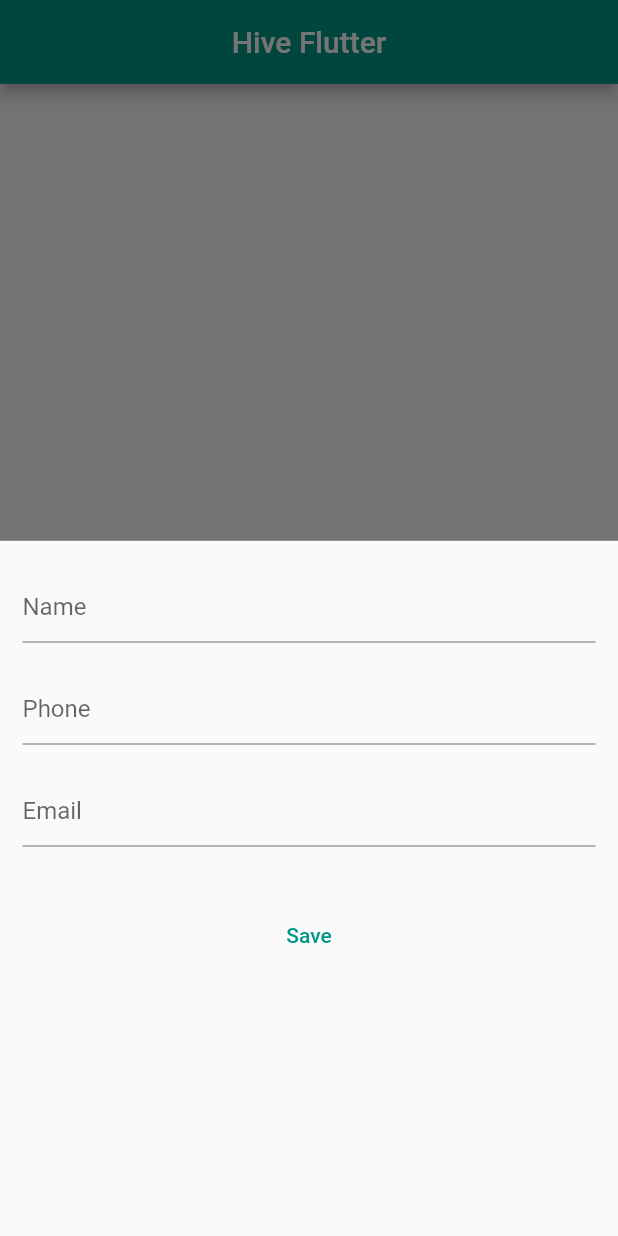
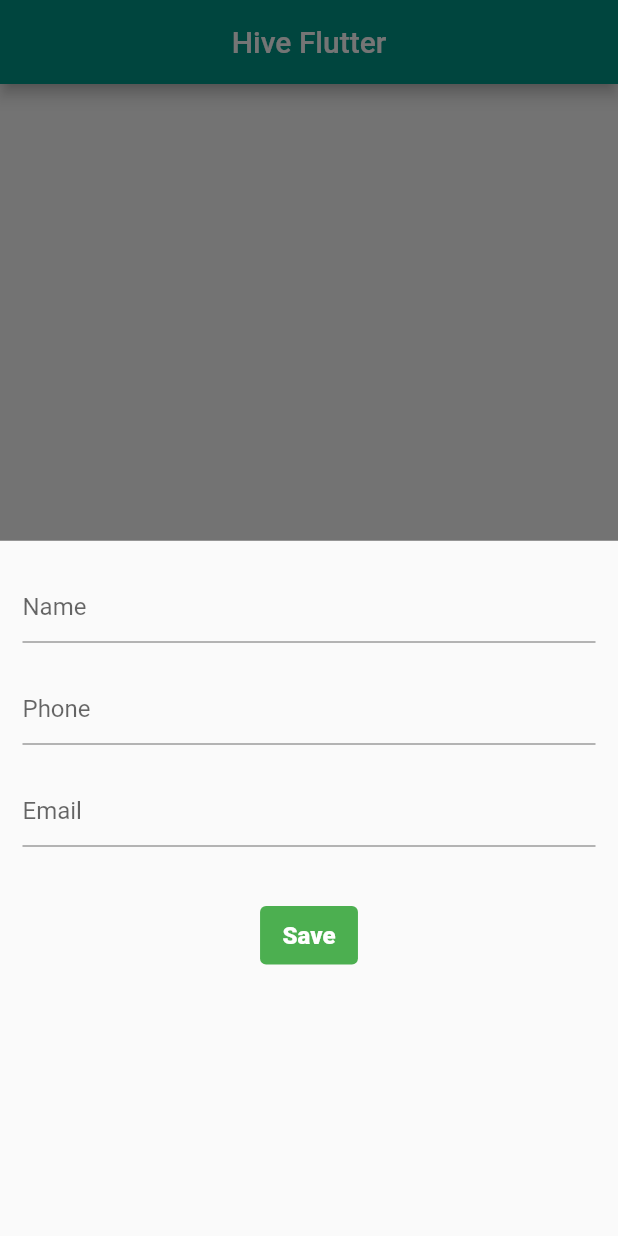
Before and after one commit to Zobayer-Mahmud/Crud_Hive, a Flutter app: the screen it shows after launch, after a tap on the "add" icon, on a phone screen of 412 x 824 dp. Run offline on Flutter 3.47's test engine with Material 2 defaults, Android fonts, the phone set to English and light mode, and no system bars; our stand-ins replace hive_flutter; accounts and stored records are empty.

Commit message:
show modal bottom sheet

```diff
--- a/lib/show_model_bottom_sheet.dart
+++ b/lib/show_model_bottom_sheet.dart
@@ -39,12 +39,27 @@ class openBottomSheet {
                   ),
                   Center(
                     child: TextButton(
+                      style: ButtonStyle(
+                        padding: MaterialStateProperty.all(
+                          const EdgeInsets.symmetric(
+                              horizontal: 15, vertical: 10),
+                        ),
+                        backgroundColor:
+                            MaterialStatePropertyAll<Color>(Colors.green),
+                      ),
                       onPressed: () {
                         itemKey != null
                             ? homeProvider.updateData()
                             : homeProvider.createDate();
                       },
-                      child: Text(itemKey != null ? "Update" : "Save"),
+                      child: Text(
+                        itemKey != null ? "Update" : "Save",
+                        style: const TextStyle(
+                          color: Colors.white,
+                          fontSize: 16,
+                          fontWeight: FontWeight.w800,
+                        ),
+                      ),
                     ),
                   )
                 ],
```
